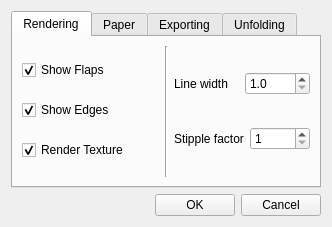
This is interface/settingswindow.ui in SeriousAlexej/Ivo as Qt 5 draws it before an edit. The edited form follows.
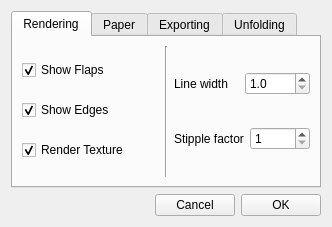
This is the edited form.

What changed in the file:
```diff
--- a/interface/settingswindow.ui
+++ b/interface/settingswindow.ui
@@ -409,16 +409,16 @@
         </spacer>
        </item>
        <item>
-        <widget class="QPushButton" name="pushButtonOK">
+        <widget class="QPushButton" name="pushButtonCancel">
          <property name="text">
-          <string>OK</string>
+          <string>Cancel</string>
          </property>
         </widget>
        </item>
        <item>
-        <widget class="QPushButton" name="pushButtonCancel">
+        <widget class="QPushButton" name="pushButtonOK">
          <property name="text">
-          <string>Cancel</string>
+          <string>OK</string>
          </property>
         </widget>
        </item>
```
